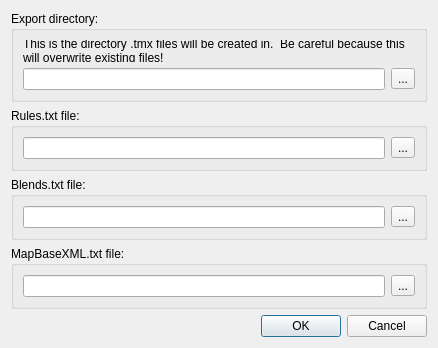
The window that src/editor/bmptotmxdialog.ui (timbaker/pzworlded) describes before a commit, drawn with Qt 5.
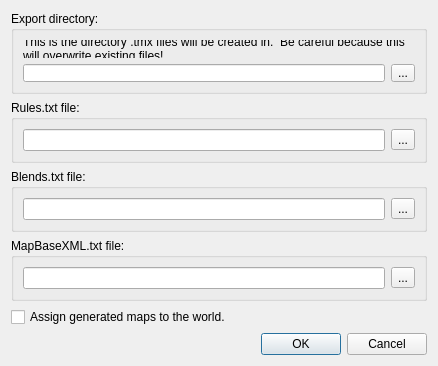
The same window after the commit.

Commit message: Added an option to assign a map to a cell based on the cell's x,y and BMP.

```diff
--- a/src/editor/bmptotmxdialog.ui
+++ b/src/editor/bmptotmxdialog.ui
@@ -152,7 +152,7 @@
      </layout>
     </widget>
    </item>
-   <item row="4" column="0">
+   <item row="5" column="0">
     <spacer name="verticalSpacer">
      <property name="orientation">
       <enum>Qt::Vertical</enum>
@@ -165,7 +165,7 @@
      </property>
     </spacer>
    </item>
-   <item row="5" column="0">
+   <item row="6" column="0">
     <widget class="QDialogButtonBox" name="buttonBox">
      <property name="orientation">
       <enum>Qt::Horizontal</enum>
@@ -175,6 +175,13 @@
      </property>
     </widget>
    </item>
+   <item row="4" column="0">
+    <widget class="QCheckBox" name="assignMapCheckBox">
+     <property name="text">
+      <string>Assign generated maps to the world.</string>
+     </property>
+    </widget>
+   </item>
   </layout>
  </widget>
  <resources/>
```
The commit also changes 4 other files.
